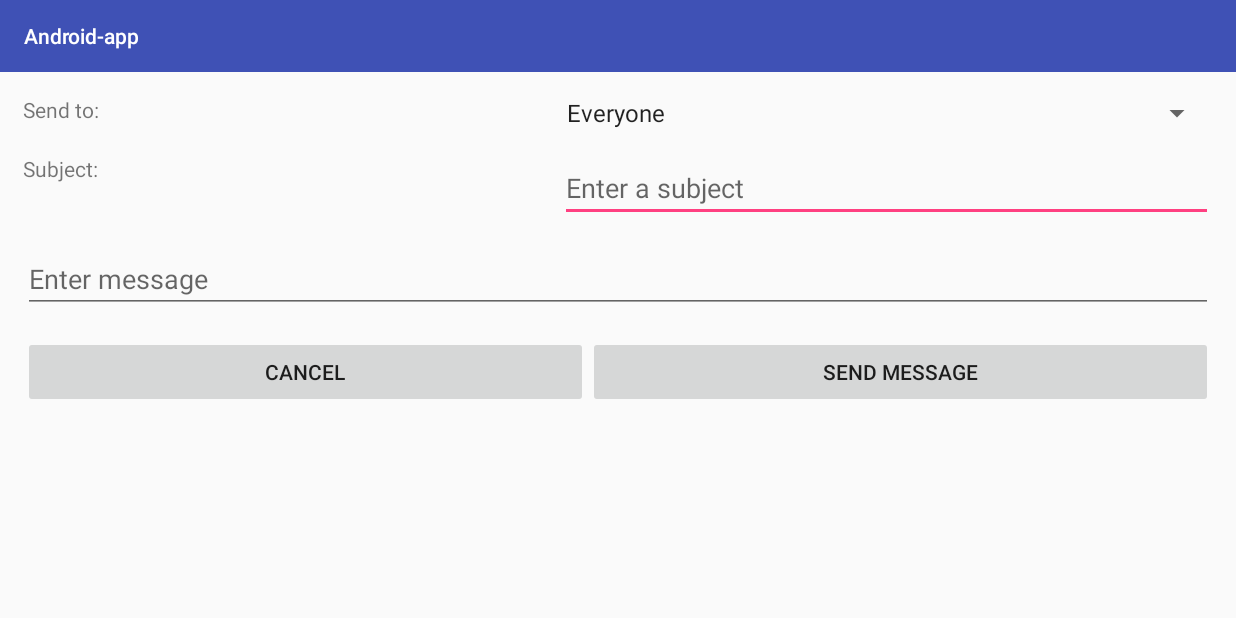
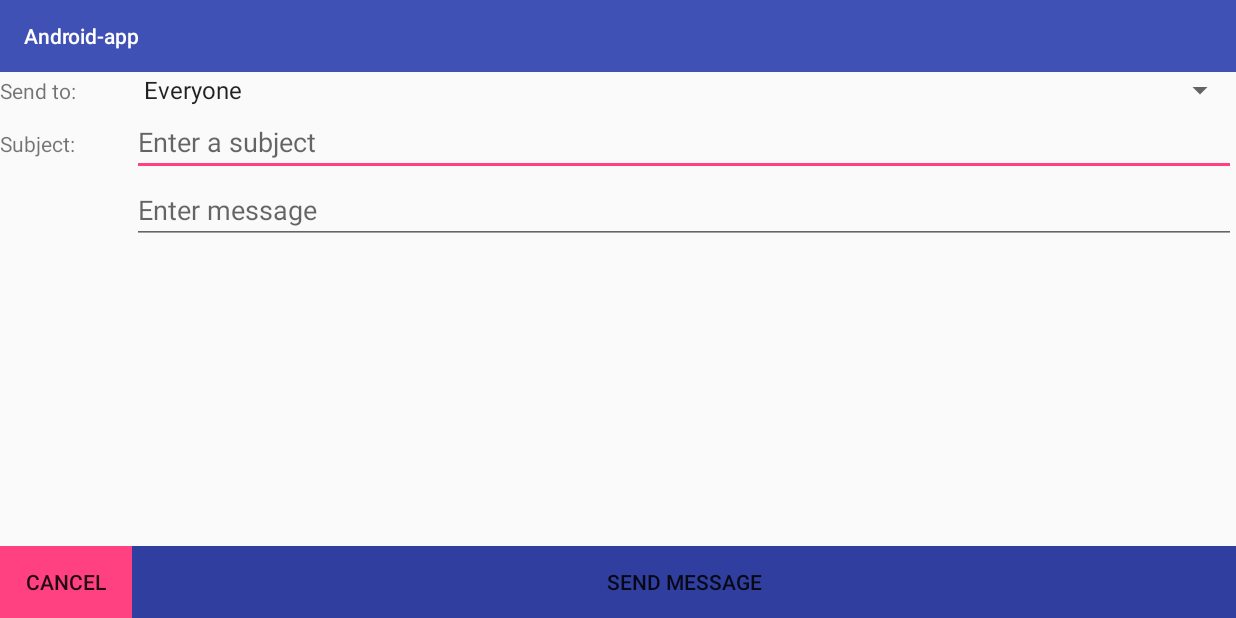
Before and after one commit to antonflodin93/Sims-android-app, an Android app: the SendMessageActivity screen opened directly, with no data from a screen before it, on a phone screen of 824 x 412 dp (held sideways). Run offline under Robolectric (Android 15) with nearby library versions, the phone set to English and light mode, and no system bars.

Commit message:
upload activity send messages

```diff
--- a/app/src/main/res/layout/activity_send_message.xml
+++ b/app/src/main/res/layout/activity_send_message.xml
@@ -1,138 +1,137 @@
 <?xml version="1.0" encoding="utf-8"?>
-<LinearLayout xmlns:android="http://schemas.android.com/apk/res/android"
-    android:layout_width="fill_parent"
-    android:layout_height="fill_parent"
-    android:orientation="vertical">
 
+<TableLayout xmlns:android="http://schemas.android.com/apk/res/android"
+    xmlns:tools="http://schemas.android.com/tools"
+    android:layout_width="match_parent"
+    android:layout_height="match_parent"
+    android:stretchColumns="1">
 
-    <LinearLayout
+    <TableRow
         android:layout_width="fill_parent"
-        android:layout_height="wrap_content"
-        android:orientation="horizontal"
-        android:paddingStart="15dp"
-        android:paddingEnd="15dp"
-        android:paddingTop="15dp">
+        android:layout_height="wrap_content">
 
         <TextView
-            android:layout_width="wrap_content"
-            android:layout_height="fill_parent"
-            android:layout_weight="1.0"
-            android:text="@string/send_to" />
+
+            android:layout_column="0"
+            android:text="Send to: " />
 
         <Spinner
             android:id="@+id/senderTypeSpinner"
-            android:layout_width="wrap_content"
-            android:layout_height="fill_parent"
-            android:layout_weight="1.0" />
-    </LinearLayout>
+            android:layout_column="1" />
 
-    <Spinner
-        android:id="@+id/employeeSpinner"
-        android:layout_width="wrap_content"
-        android:layout_height="wrap_content"
-        android:layout_marginStart="15dp"
-        android:layout_marginTop="15dp"
-        android:visibility="gone"/>
+    </TableRow>
 
-    <LinearLayout
+
+
+    <TableRow
         android:layout_width="fill_parent"
-        android:layout_height="wrap_content"
-        android:orientation="horizontal">
+        android:layout_height="wrap_content">
+
+
+        <Spinner
+            android:id="@+id/employeeSpinner"
+            android:layout_column="1"
+            android:visibility="gone"/>
+
+    </TableRow>
+
+
+
+    <TableRow
+
+        android:layout_width="fill_parent"
+        android:layout_height="wrap_content">
+
 
         <Spinner
             android:id="@+id/companySpinner"
-            android:layout_width="wrap_content"
-            android:layout_height="wrap_content"
-            android:layout_marginStart="15dp"
-            android:layout_marginTop="15dp"
-            android:visibility="gone"/>
 
+            android:layout_column="1"
+
+            android:visibility="gone" />
 
         <CheckBox
             android:id="@+id/listEmployeesCheckBox"
-            android:layout_width="wrap_content"
-            android:layout_height="wrap_content"
+            android:layout_column="2"
             android:text="@string/send_to_employee"
-            android:visibility="gone"
-            />
+            android:visibility="gone">
 
-    </LinearLayout>
-
-
-    <Spinner
-        android:id="@+id/employeesInCompanySpinner"
-        android:layout_width="wrap_content"
-        android:layout_height="wrap_content"
-        android:layout_marginStart="15dp"
-        android:layout_marginTop="15dp"
-        android:visibility="gone"/>
+        </CheckBox>
 
 
 
 
-    <LinearLayout
+    </TableRow>
+
+
+
+    <TableRow
+
         android:layout_width="fill_parent"
-        android:layout_height="wrap_content"
-        android:orientation="horizontal"
-        android:paddingStart="15dp"
-        android:paddingEnd="15dp"
-        android:paddingTop="15dp">
+        android:layout_height="wrap_content">
+
+        <Spinner
+            android:id="@+id/employeesInCompanySpinner"
+
+            android:layout_column="1"
+
+            android:visibility="gone" />
+
+    </TableRow>
+
+    <TableRow
+        android:layout_width="fill_parent"
+        android:layout_height="wrap_content">
+
 
         <TextView
-            android:layout_width="wrap_content"
-            android:layout_height="fill_parent"
-            android:layout_weight="1.0"
-            android:text="@string/subject" />
+
+            android:text="@string/subject"
+            android:layout_column="0" />
 
         <EditText
             android:id="@+id/subjectEditText"
-            android:layout_width="wrap_content"
-            android:layout_height="fill_parent"
-            android:layout_weight="1.0"
-            android:hint="@string/enter_a_subject" />
-    </LinearLayout>
+            android:hint="@string/enter_a_subject"
+            android:layout_column="1" />
 
-    <LinearLayout
-        android:layout_width="fill_parent"
-        android:layout_height="wrap_content"
-        android:orientation="horizontal"
-        android:paddingStart="15dp"
-        android:paddingEnd="15dp"
-        android:paddingTop="15dp">
+    </TableRow>
+
+
+    <TableRow
+        android:layout_width="match_parent"
+        android:layout_height="match_parent"
+        android:layout_weight="1"
+        tools:textAlignment="center">
 
         <EditText
             android:id="@+id/messageEditText"
-            android:layout_width="0dp"
-            android:layout_height="fill_parent"
-            android:layout_weight="1.0"
+            android:layout_width="match_parent"
+            android:layout_column="1"
+            android:hint="@string/enter_message"
             android:inputType="textMultiLine"
-            android:hint="@string/enter_message"/>
-    </LinearLayout>
+            android:maxLength="500" />
 
 
-    <LinearLayout
+    </TableRow>
+
+
+    <TableRow
         android:layout_width="fill_parent"
-        android:layout_height="wrap_content"
-        android:orientation="horizontal"
-        android:paddingStart="15dp"
-        android:paddingEnd="15dp"
-        android:paddingTop="15dp">
+        android:layout_height="wrap_content">
 
         <Button
             android:id="@+id/cancelSendMessageBtn"
-            android:layout_width="wrap_content"
-            android:layout_height="fill_parent"
-            android:layout_weight="1.0"
-            android:text="@string/cancel" />
+            android:text="@string/cancel"
+            android:background="@color/colorAccent"/>
 
         <Button
             android:id="@+id/sendMessagesBtn"
-            android:layout_width="wrap_content"
-            android:layout_height="fill_parent"
-            android:layout_weight="1.0"
-            android:text="@string/send_message" />
-    </LinearLayout>
+            android:text="@string/send_message"
+            android:background="@color/colorPrimaryDark"/>
+
+    </TableRow>
 
 
 
-</LinearLayout>
+
+</TableLayout>
```
